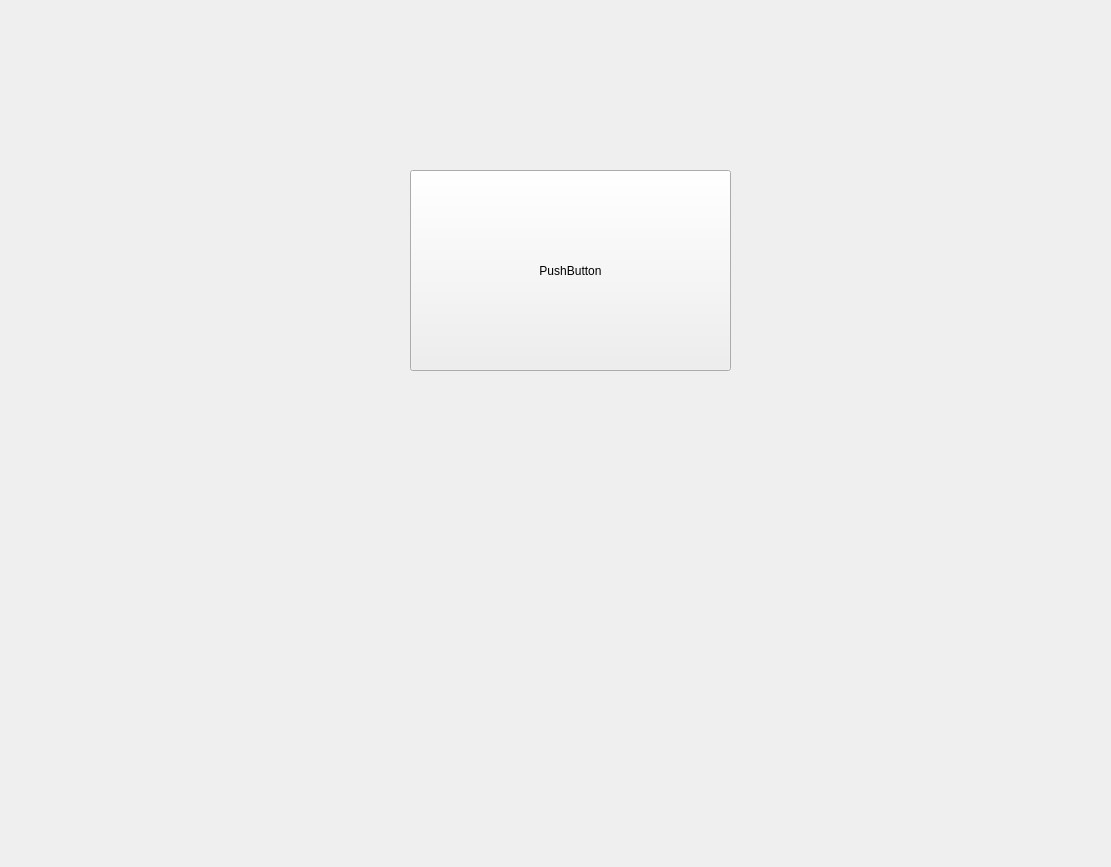
This is 05-QTDesigner/02-控件类型/class_ts.ui in liu1073811240/pyqt5_study as Qt 5 draws it before an edit. The edited form follows.
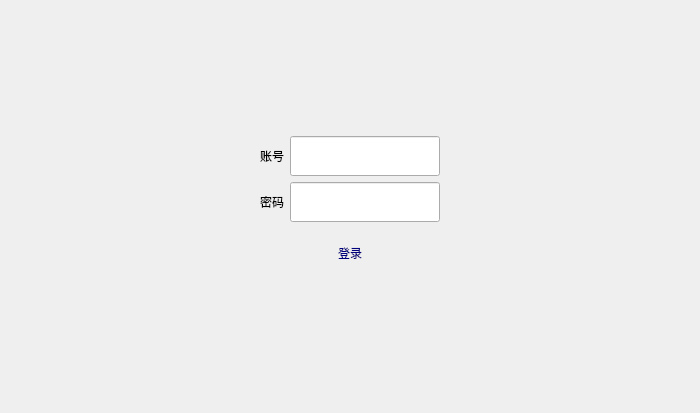
This is the edited form. Icons and pictures are not drawn. Custom widgets are drawn as their Qt base class.

Patch:
```diff
--- a/05-QTDesigner/02-控件类型/class_ts.ui
+++ b/05-QTDesigner/02-控件类型/class_ts.ui
@@ -6,34 +6,179 @@
    <rect>
     <x>0</x>
     <y>0</y>
-    <width>1111</width>
-    <height>867</height>
+    <width>700</width>
+    <height>413</height>
    </rect>
   </property>
+  <property name="sizePolicy">
+   <sizepolicy hsizetype="Preferred" vsizetype="Preferred">
+    <horstretch>1</horstretch>
+    <verstretch>0</verstretch>
+   </sizepolicy>
+  </property>
   <property name="windowTitle">
    <string>Form</string>
   </property>
-  <widget class="Btn" name="pushButton">
-   <property name="geometry">
-    <rect>
-     <x>410</x>
-     <y>170</y>
-     <width>321</width>
-     <height>201</height>
-    </rect>
-   </property>
-   <property name="text">
-    <string>PushButton</string>
-   </property>
-  </widget>
+  <layout class="QVBoxLayout" name="verticalLayout">
+   <item>
+    <spacer name="verticalSpacer_2">
+     <property name="orientation">
+      <enum>Qt::Vertical</enum>
+     </property>
+     <property name="sizeHint" stdset="0">
+      <size>
+       <width>20</width>
+       <height>40</height>
+      </size>
+     </property>
+    </spacer>
+   </item>
+   <item>
+    <layout class="QHBoxLayout" name="horizontalLayout">
+     <item>
+      <spacer name="horizontalSpacer_3">
+       <property name="orientation">
+        <enum>Qt::Horizontal</enum>
+       </property>
+       <property name="sizeHint" stdset="0">
+        <size>
+         <width>40</width>
+         <height>20</height>
+        </size>
+       </property>
+      </spacer>
+     </item>
+     <item>
+      <widget class="QLabel" name="label">
+       <property name="text">
+        <string>账号</string>
+       </property>
+      </widget>
+     </item>
+     <item>
+      <widget class="QLineEdit" name="lineEdit">
+       <property name="minimumSize">
+        <size>
+         <width>150</width>
+         <height>40</height>
+        </size>
+       </property>
+       <property name="maximumSize">
+        <size>
+         <width>150</width>
+         <height>40</height>
+        </size>
+       </property>
+      </widget>
+     </item>
+     <item>
+      <spacer name="horizontalSpacer">
+       <property name="orientation">
+        <enum>Qt::Horizontal</enum>
+       </property>
+       <property name="sizeHint" stdset="0">
+        <size>
+         <width>40</width>
+         <height>20</height>
+        </size>
+       </property>
+      </spacer>
+     </item>
+    </layout>
+   </item>
+   <item>
+    <layout class="QHBoxLayout" name="horizontalLayout_2">
+     <item>
+      <spacer name="horizontalSpacer_4">
+       <property name="orientation">
+        <enum>Qt::Horizontal</enum>
+       </property>
+       <property name="sizeHint" stdset="0">
+        <size>
+         <width>40</width>
+         <height>20</height>
+        </size>
+       </property>
+      </spacer>
+     </item>
+     <item>
+      <widget class="QLabel" name="label_2">
+       <property name="text">
+        <string>密码</string>
+       </property>
+      </widget>
+     </item>
+     <item>
+      <widget class="QLineEdit" name="lineEdit_2">
+       <property name="minimumSize">
+        <size>
+         <width>150</width>
+         <height>40</height>
+        </size>
+       </property>
+       <property name="maximumSize">
+        <size>
+         <width>150</width>
+         <height>40</height>
+        </size>
+       </property>
+      </widget>
+     </item>
+     <item>
+      <spacer name="horizontalSpacer_2">
+       <property name="orientation">
+        <enum>Qt::Horizontal</enum>
+       </property>
+       <property name="sizeHint" stdset="0">
+        <size>
+         <width>40</width>
+         <height>20</height>
+        </size>
+       </property>
+      </spacer>
+     </item>
+    </layout>
+   </item>
+   <item alignment="Qt::AlignHCenter">
+    <widget class="QPushButton" name="pushButton">
+     <property name="minimumSize">
+      <size>
+       <width>200</width>
+       <height>50</height>
+      </size>
+     </property>
+     <property name="maximumSize">
+      <size>
+       <width>500</width>
+       <height>50</height>
+      </size>
+     </property>
+     <property name="styleSheet">
+      <string notr="true">color: rgb(0, 0, 127);
+border-image: url(:/liaoke1/D:/Documents/PyProjects/2022-05-05-pyqt5_study/05-QTDesigner/source/lock.png);
+background-image: url(:/liaoke1/D:/Documents/PyProjects/2022-05-05-pyqt5_study/05-QTDesigner/source/lock.png);
+border-radius: 10px;</string>
+     </property>
+     <property name="text">
+      <string>登录</string>
+     </property>
+    </widget>
+   </item>
+   <item>
+    <spacer name="verticalSpacer">
+     <property name="orientation">
+      <enum>Qt::Vertical</enum>
+     </property>
+     <property name="sizeHint" stdset="0">
+      <size>
+       <width>20</width>
+       <height>40</height>
+      </size>
+     </property>
+    </spacer>
+   </item>
+  </layout>
  </widget>
- <customwidgets>
-  <customwidget>
-   <class>Btn</class>
-   <extends>QPushButton</extends>
-   <header>custom_widget</header>
-  </customwidget>
- </customwidgets>
  <resources>
   <include location="C:/Users/LH107/Desktop/test2_resource.qrc"/>
   <include location="C:/Users/LH107/Desktop/test3_resource.qrc"/>
```
Left out of the diff: 19 changed lines with no effect on the pictures.
